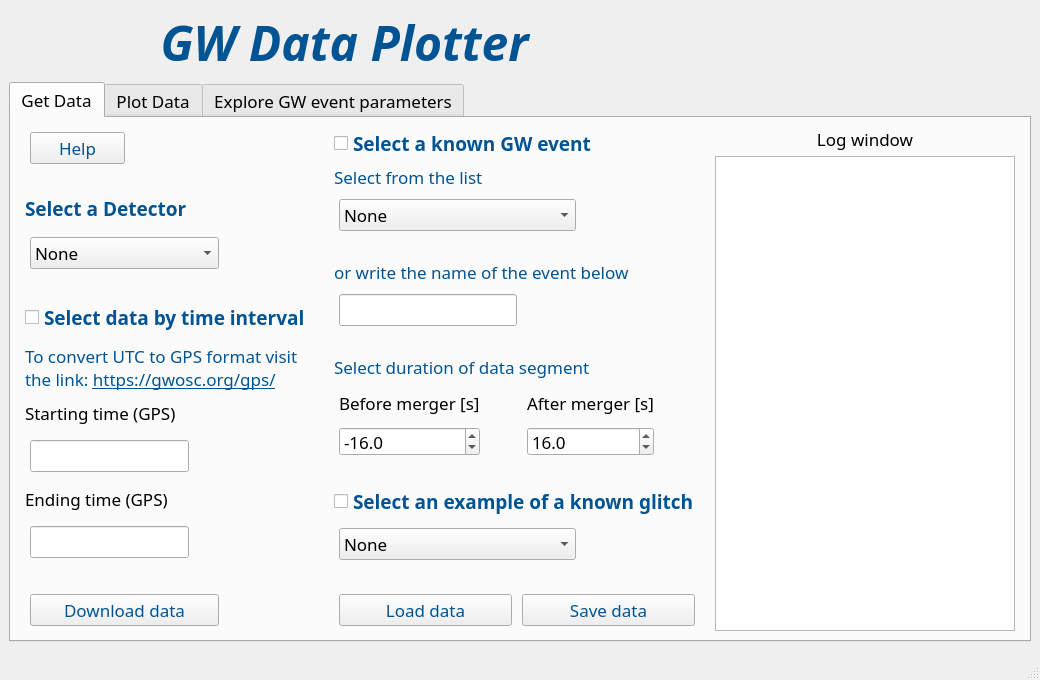
First picture: the form in layout_trial_checkboxes.ui, repository piosif/GW_Data_Plotter_test_doc_sphinx, before the edit.
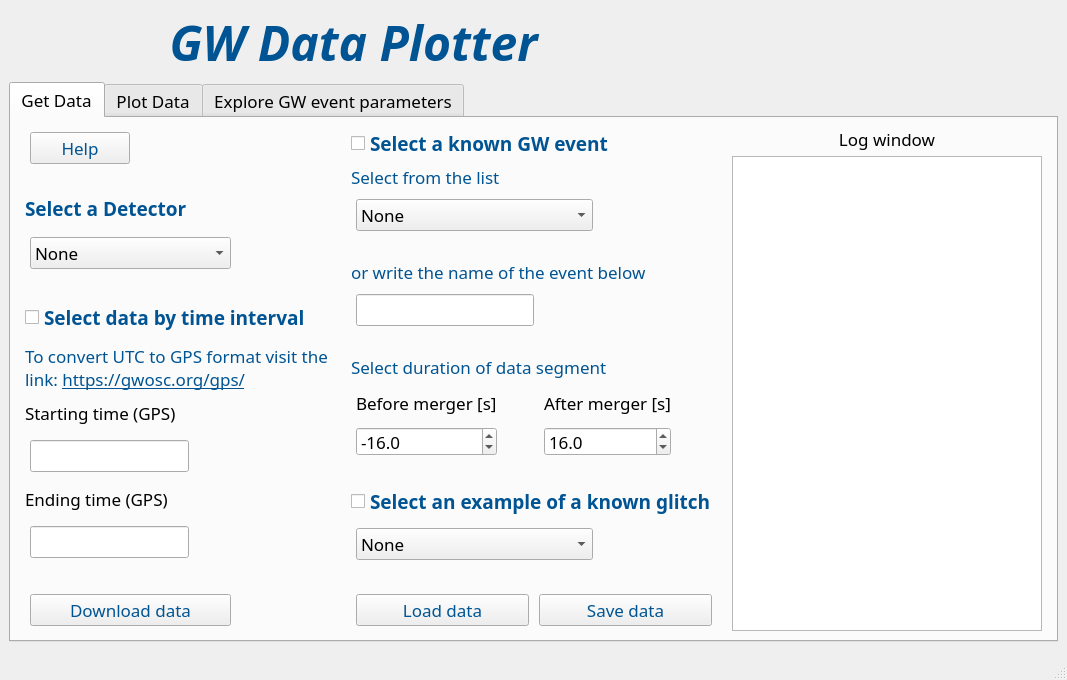
Second picture: the form after the edit. Icons and pictures are not drawn.

Commit message: labels now grey out when deactivated

What changed in the file:
```diff
--- a/layout_trial_checkboxes.ui
+++ b/layout_trial_checkboxes.ui
@@ -6,7 +6,7 @@
    <rect>
     <x>0</x>
     <y>0</y>
-    <width>1040</width>
+    <width>1067</width>
     <height>680</height>
    </rect>
   </property>
@@ -306,8 +306,25 @@
             </item>
             <item>
              <widget class="QLabel" name="label_8">
+              <property name="font">
+               <font>
+                <family>Montserrat</family>
+                <pointsize>13</pointsize>
+               </font>
+              </property>
+              <property name="styleSheet">
+               <string notr="true">QLabel {
+    color: #005493;  /* Blue color when enabled */
+}
+QLabel:disabled {
+    color: #A0A0A0;  /* Grey color when disabled */
+}
+QLabel:disabled a {
+    color: #A0A0A0;  /* Grey color for links when disabled */
+}</string>
+              </property>
               <property name="text">
-               <string>&lt;html&gt;&lt;head/&gt;&lt;body&gt;&lt;p&gt;&lt;span style=&quot; color:#005493;&quot;&gt;To convert UTC to GPS format visit the link: &lt;/span&gt;&lt;a href=&quot;https://gwosc.org/gps/&quot;&gt;&lt;span style=&quot; text-decoration: underline; color:#005493;&quot;&gt;https://gwosc.org/gps/&lt;/span&gt;&lt;/a&gt;&lt;/p&gt;&lt;/body&gt;&lt;/html&gt;</string>
+               <string>&lt;html&gt;&lt;head/&gt;&lt;body&gt;&lt;p&gt;To convert UTC to GPS format visit the link: &lt;a href=&quot;https://gwosc.org/gps/&quot;&gt;&lt;span style=&quot; text-decoration: underline; color:#005493;&quot;&gt;https://gwosc.org/gps/&lt;/span&gt;&lt;/a&gt;&lt;/p&gt;&lt;/body&gt;&lt;/html&gt;</string>
               </property>
               <property name="wordWrap">
                <bool>true</bool>
@@ -497,8 +514,22 @@
             </item>
             <item>
              <widget class="QLabel" name="label_17">
+              <property name="font">
+               <font>
+                <family>Montserrat</family>
+                <pointsize>13</pointsize>
+               </font>
+              </property>
+              <property name="styleSheet">
+               <string notr="true">QLabel {
+    color: #005493;  /* Blue color when enabled */
+}
+QLabel:disabled {
+    color: #A0A0A0;  /* Grey color when disabled */
+}</string>
+              </property>
               <property name="text">
-               <string>&lt;html&gt;&lt;head/&gt;&lt;body&gt;&lt;p&gt;&lt;span style=&quot; color:#005493;&quot;&gt;Select from the list&lt;/span&gt;&lt;/p&gt;&lt;/body&gt;&lt;/html&gt;</string>
+               <string>Select from the list</string>
               </property>
              </widget>
             </item>
@@ -561,8 +592,22 @@
             </item>
             <item>
              <widget class="QLabel" name="label_18">
+              <property name="font">
+               <font>
+                <family>Montserrat</family>
+                <pointsize>13</pointsize>
+               </font>
+              </property>
+              <property name="styleSheet">
+               <string notr="true">QLabel {
+    color: #005493;  /* Blue color when enabled */
+}
+QLabel:disabled {
+    color: #A0A0A0;  /* Grey color when disabled */
+}</string>
+              </property>
               <property name="text">
-               <string>&lt;html&gt;&lt;head/&gt;&lt;body&gt;&lt;p&gt;&lt;span style=&quot; color:#005493;&quot;&gt;or write the name of the event below&lt;/span&gt;&lt;/p&gt;&lt;/body&gt;&lt;/html&gt;</string>
+               <string>or write the name of the event below</string>
               </property>
              </widget>
             </item>
@@ -622,8 +667,16 @@
                 <pointsize>13</pointsize>
                </font>
               </property>
+              <property name="styleSheet">
+               <string notr="true">QLabel {
+    color: #005493;  /* Blue color when enabled */
+}
+QLabel:disabled {
+    color: #A0A0A0;  /* Grey color when disabled */
+}</string>
+              </property>
               <property name="text">
-               <string>&lt;html&gt;&lt;head/&gt;&lt;body&gt;&lt;p&gt;&lt;span style=&quot;color:#005493;&quot;&gt;Select duration of data segment&lt;/span&gt;&lt;/p&gt;&lt;/body&gt;&lt;/html&gt;</string>
+               <string>Select duration of data segment</string>
               </property>
              </widget>
             </item>
```
Left out of the diff: 73 changed lines with no effect on the pictures. The commit also changes 1 other file.
